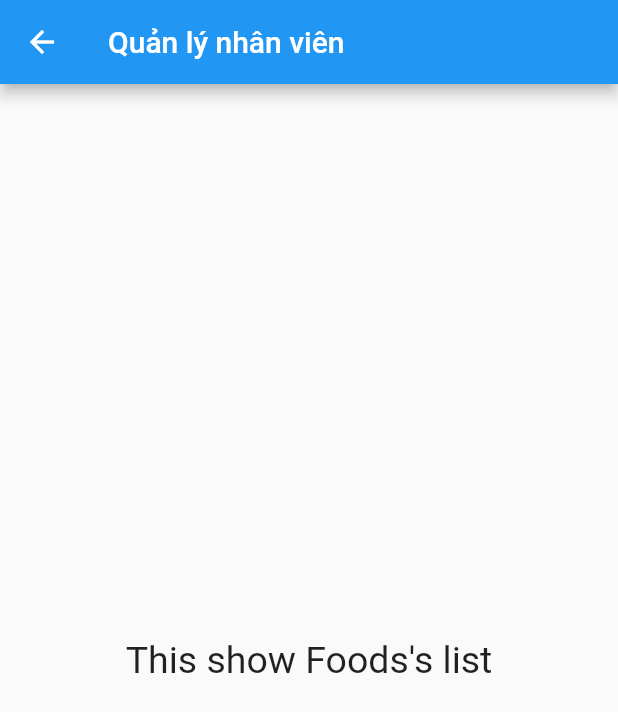
After one commit to BP0901/restaurant_management_layout, a Flutter app: the ManagermentActivity screen opened directly, after a tap on "Quản lý nhân viên", on a phone screen of 412 x 824 dp. The commit adds this screen. Shown: the top 712 px of the screen. Run offline on Flutter 3.47's test engine with Material 2 defaults, Android fonts, the phone set to English and light mode, and no system bars; our stand-ins replace flutter_svg, get.

Commit message:
NEW Screen Management

```diff
--- /dev/null
+++ b/lib/Model/Staff.dart
@@ -0,0 +1,24 @@
+import 'dart:core';
+import 'package:flutter/material.dart';
+
+class Staff {
+  //this is called "model"
+  late final String id;
+  late final String name;
+  late final int gender;
+  late final DateTime birth;
+  late final String username;
+  late final String password;
+  late final String role;
+  late final bool disable;
+
+  Staff(
+      @required this.id,
+      @required this.name,
+      @required this.gender,
+      @required this.birth,
+      @required this.username,
+      @required this.password,
+      @required this.role,
+      @required this.disable);
+}
--- /dev/null
+++ b/lib/Screens/Management/StaffScreen/StaffActivity.dart
@@ -0,0 +1,25 @@
+import 'package:flutter/material.dart';
+import '../../../../Model/Staff.dart';
+
+class StaffPage extends StatefulWidget {
+  @override
+  State<StaffPage> createState() => _StaffPage();
+}
+
+class _StaffPage extends State<StaffPage> {
+  @override
+  Widget build(BuildContext context) {
+    // TODO: implement build
+    return Scaffold(
+      appBar: AppBar(
+        title: Text('Quản lý nhân viên'),
+      ),
+      body: Center(
+        child: Text(
+          'This show Foods\'s list',
+          style: TextStyle(fontSize: 25),
+        ),
+      ),
+    );
+  }
+}
--- /dev/null
+++ b/lib/Screens/Management/componments/DrawerMGTM.dart
@@ -0,0 +1,48 @@
+import 'package:flutter/material.dart';
+import '../StaffScreen/StaffActivity.dart';
+
+class DrawerMGTM extends StatelessWidget {
+  @override
+  Widget build(BuildContext context) {
+    return Drawer(
+      child: ListView(
+        padding: EdgeInsets.zero,
+        children: [
+          const DrawerHeader(
+            decoration: BoxDecoration(
+              color: Colors.blue,
+            ),
+            child: Text('MENU QUẢN LÝ'),
+          ),
+          ListTile(
+            title: const Text('Quản lý nhân viên'),
+            onTap: () {
+              Navigator.of(context).push(MaterialPageRoute(
+                  builder: (context) =>
+                      StaffPage() //you can send parameters using constructor
+                  ));
+            },
+          ),
+          ListTile(
+            title: const Text('Quản lý menu'),
+            onTap: () {
+              Navigator.of(context).push(MaterialPageRoute(
+                  builder: (context) =>
+                      StaffPage() //you can send parameters using constructor
+                  ));
+            },
+          ),
+          ListTile(
+            title: const Text('Quản lý bàn ăn'),
+            onTap: () {
+              Navigator.of(context).push(MaterialPageRoute(
+                  builder: (context) =>
+                      StaffPage() //you can send parameters using constructor
+                  ));
+            },
+          ),
+        ],
+      ),
+    );
+  }
+}
```
Also changed, not shown: lib/Screens/Management/MenuScreen/MenuActivity.dart (added, +25 -0 lines), lib/Screens/Management/TableScreen/TableActivity.dart (added, +25 -0 lines), lib/Screens/ManagementActivity.dart (+61 -26 lines).
